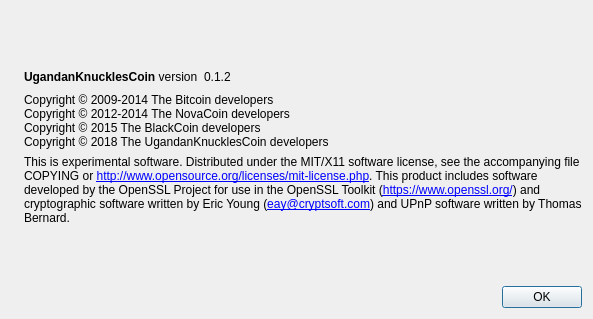
Old version of the form src/qt/forms/aboutdialog.ui in the repository CryptoCoderz/UgandanKnucklesCoin.
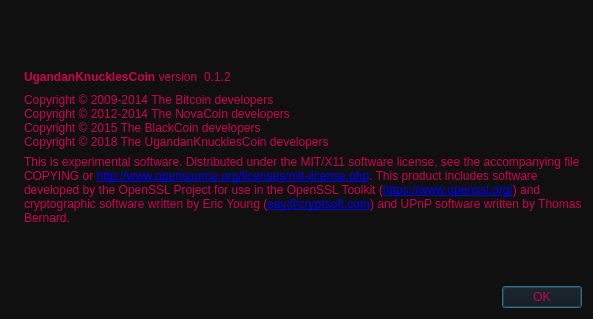
New version of the form. Icons and pictures are not drawn.

The edit to the form file:
```diff
--- a/src/qt/forms/aboutdialog.ui
+++ b/src/qt/forms/aboutdialog.ui
@@ -13,6 +13,10 @@
   <property name="windowTitle">
    <string>About UgandanKnucklesCoin</string>
   </property>
+  <property name="styleSheet">
+   <string notr="true">color: rgb(204, 1, 80);
+background-color: rgb(16, 16, 16);</string>
+  </property>
   <layout class="QHBoxLayout" name="horizontalLayout_2">
    <item>
     <widget class="QLabel" name="label_4">
```
